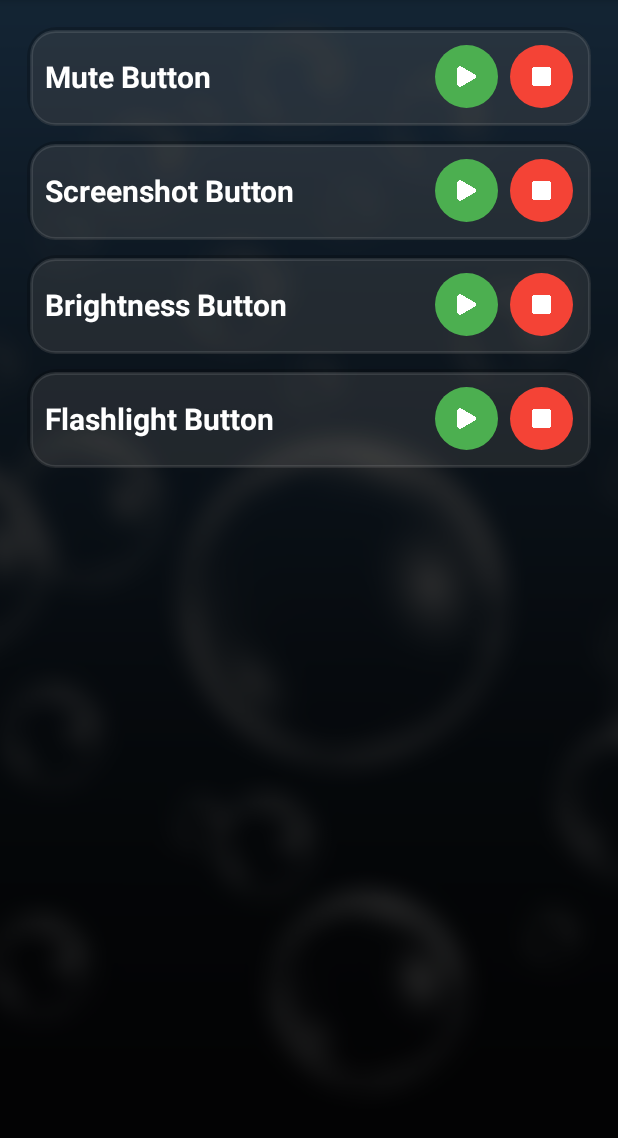
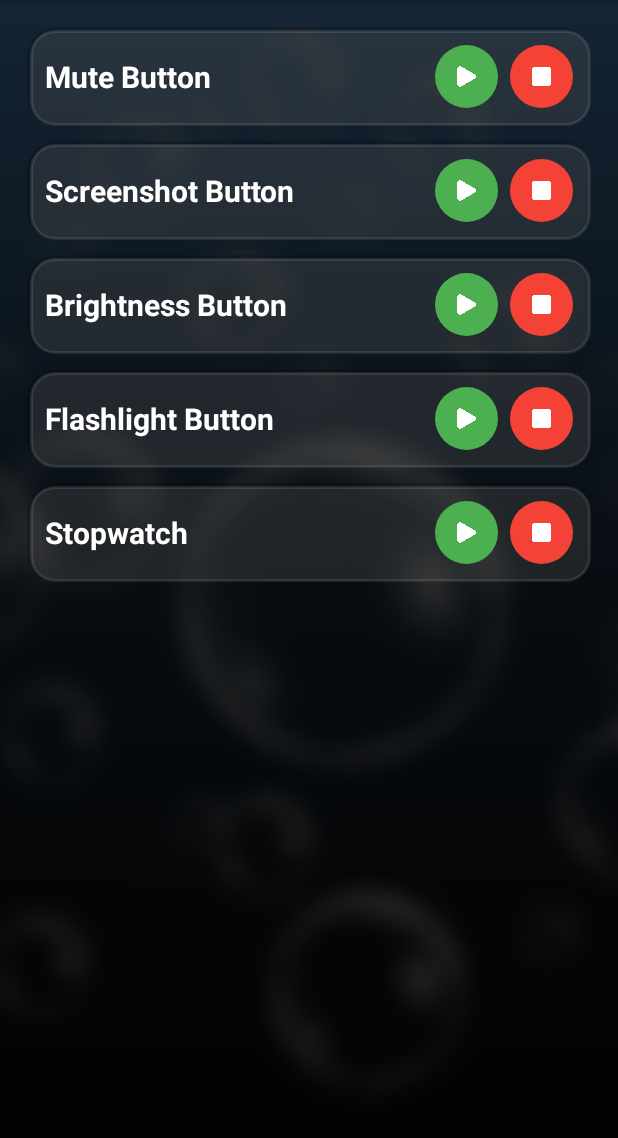
Before and after one commit to mangesh-sakordekar/Floating-Mute, an Android app: the screen it shows after launch (MainActivity), on a phone screen of 412 x 824 dp, the part 84-1222 px from its top. Run offline under Robolectric (Android 15) with nearby library versions, the phone set to English and light mode, and no system bars; our stand-ins replace AdMob.

Commit message:
Added stopwatch functionality

```diff
--- a/app/src/main/AndroidManifest.xml
+++ b/app/src/main/AndroidManifest.xml
@@ -69,6 +69,11 @@ xmlns:tools="http://schemas.android.com/tools">
             android:exported="false"
             android:foregroundServiceType="mediaProjection" />
 
+        <service
+            android:name=".StopwatchButtonService"
+            android:exported="false"
+            android:foregroundServiceType="mediaProjection" />
+
 
     </application>
 
--- a/app/src/main/java/com/example/floatingmute/MainActivity.kt
+++ b/app/src/main/java/com/example/floatingmute/MainActivity.kt
@@ -35,6 +35,9 @@ class MainActivity : AppCompatActivity() {
 
         val startFlashlightButton = findViewById<ImageButton>(R.id.startFlashlightButton)
         val stopFlashlightButton = findViewById<ImageButton>(R.id.stopFlashlightButton)
+
+        val startStopwatchButton = findViewById<ImageButton>(R.id.startStopwatchButton)
+        val stopStopwatchButton = findViewById<ImageButton>(R.id.stopStopwatchButton)
 
         MobileAds.initialize(this@MainActivity)
         loadBannerAd()
@@ -105,6 +108,21 @@ class MainActivity : AppCompatActivity() {
         stopFlashlightButton.setOnClickListener {
             stopService(Intent(this, FlashlightButtonService::class.java))
         }
+
+        // Start Mute Button Service
+        startStopwatchButton.setOnClickListener {
+            if (Settings.canDrawOverlays(this)) {
+                startService(Intent(this, StopwatchButtonService::class.java))
+            } else {
+                Toast.makeText(this, "Overlay permission required", Toast.LENGTH_SHORT).show()
+                requestOverlayPermission()
+            }
+        }
+
+        // Stop Mute Button Service
+        stopStopwatchButton.setOnClickListener {
+            stopService(Intent(this, StopwatchButtonService::class.java))
+        }
     }
 
     private fun loadBannerAd() {
--- a/app/src/main/res/layout/activity_main.xml
+++ b/app/src/main/res/layout/activity_main.xml
@@ -211,6 +211,52 @@
                 android:padding="12dp"/>
         </LinearLayout>
 
+        <!-- Row 5: Stopwatch Button -->
+        <LinearLayout
+            android:layout_width="match_parent"
+            android:layout_height="wrap_content"
+            android:orientation="horizontal"
+            android:gravity="center_vertical"
+            android:padding="12dp"
+            android:layout_marginBottom="10dp"
+            android:background="@drawable/row_background">
+
+            <TextView
+                android:id="@+id/stopwatchText"
+                android:layout_width="0dp"
+                android:layout_height="wrap_content"
+                android:layout_weight="2"
+                android:text="Stopwatch"
+                android:textSize="20sp"
+                android:textStyle="bold"
+                android:textColor="@android:color/white"
+                android:gravity="start" />
+
+            <ImageButton
+                android:id="@+id/startStopwatchButton"
+                android:layout_width="42dp"
+                android:layout_height="42dp"
+                android:background="@drawable/btn_start_background"
+                android:src="@drawable/ic_start"
+                android:contentDescription="@string/start"
+                android:scaleType="centerInside"
+                app:tint="@android:color/white"
+                android:layout_marginStart="8dp"
+                android:padding="12dp"/>
+
+            <ImageButton
+                android:id="@+id/stopStopwatchButton"
+                android:layout_width="42dp"
+                android:layout_height="42dp"
+                android:background="@drawable/btn_stop_background"
+                android:src="@drawable/ic_stop"
+                android:contentDescription="@string/stop"
+                android:scaleType="centerInside"
+                app:tint="@android:color/white"
+                android:layout_marginStart="8dp"
+                android:padding="12dp"/>
+        </LinearLayout>
+
     </LinearLayout>
 
     <com.google.android.gms.ads.AdView
```
Also changed, not shown: app/src/main/java/com/example/floatingmute/StopwatchButtonService.kt (added, +230 -0 lines), app/src/main/res/drawable/btn_stopwatch_background.xml (added, +15 -0 lines), app/src/main/res/layout/floating_stopwatch_button.xml (added, +18 -0 lines).
